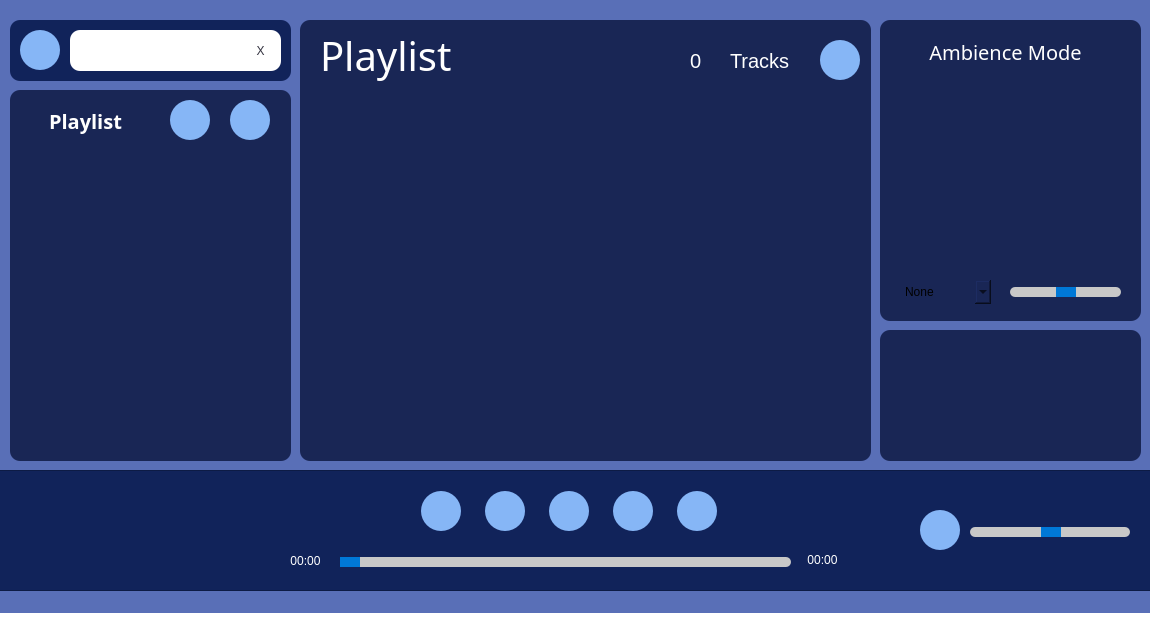
Qt form forms/mainwindow.ui (whatdislol/Symmo) before a commit.
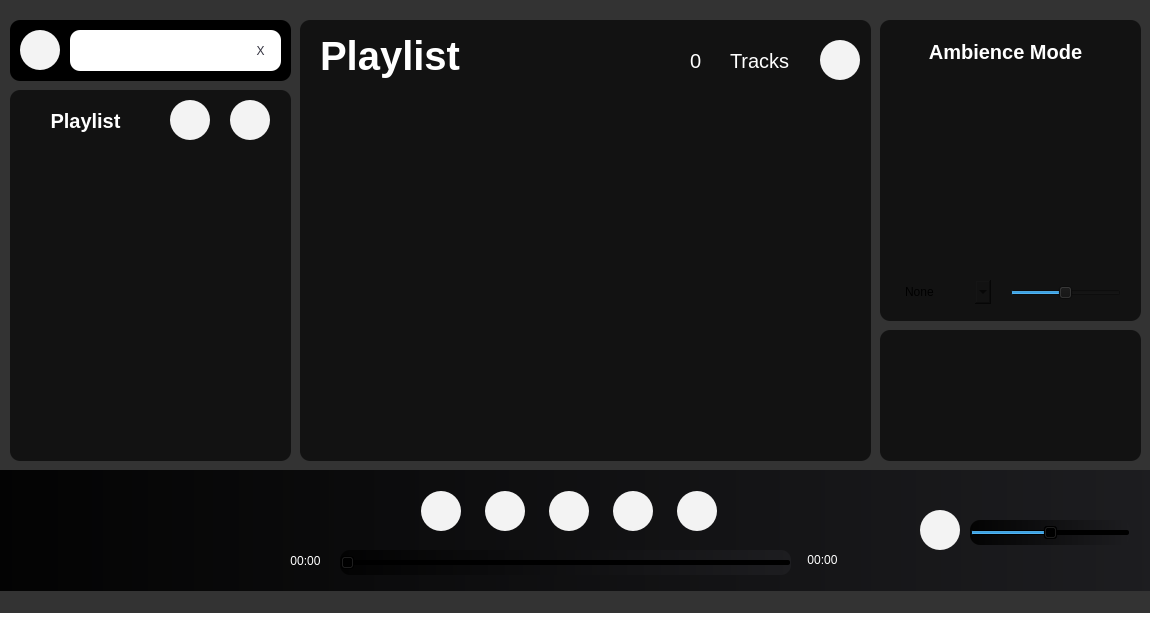
The same form after that commit.

Commit message: update new UI color from blue to black

```diff
--- a/forms/mainwindow.ui
+++ b/forms/mainwindow.ui
@@ -21,7 +21,7 @@
     <string>&lt;html&gt;&lt;head/&gt;&lt;body&gt;&lt;p&gt;&lt;br/&gt;&lt;/p&gt;&lt;/body&gt;&lt;/html&gt;</string>
    </property>
    <property name="styleSheet">
-    <string notr="true">background-color: #596FB7</string>
+    <string notr="true">background: #333333;</string>
    </property>
    <widget class="QFrame" name="frame_AudioControl">
     <property name="geometry">
@@ -33,9 +33,8 @@
      </rect>
     </property>
     <property name="styleSheet">
-     <string notr="true">
-						background-color: #11235A;
-					</string>
+     <string notr="true">background: qlineargradient(spread:pad, x1:0, y1:0, x2:1, y2:0, stop:0 rgba(3, 3, 3, 255), stop:1 rgba(29, 29, 32, 255));
+border-radius: 10px;</string>
     </property>
     <property name="frameShape">
      <enum>QFrame::StyledPanel</enum>
@@ -63,7 +62,7 @@
 							QPushButton {
 							border: none;
 							border-radius: 20px;
-							background-color: #86B6F6;
+							background-color: #F3F3F3;
 							color: rgb(52, 51, 64);
 							min-width: 40px;
 							max-width: 40px;
@@ -97,7 +96,7 @@
 							QPushButton {
 							border: none;
 							border-radius: 20px; /* Adjust the border-radius for a smaller circle */
-							background-color: #86B6F6;
+							background-color: #F3F3F3;
 							color: rgb(52, 51, 64);
 							min-width: 40px;    /* Adjust the size of the button */
 							max-width: 40px;
@@ -131,7 +130,7 @@
 							QPushButton {
 							border: none;
 							border-radius: 20px; /* Adjust the border-radius for a smaller circle */
-							background-color: #86B6F6;
+							background-color: #F3F3F3;
 							color: rgb(52, 51, 64);
 							min-width: 40px;    /* Adjust the size of the button */
 							max-width: 40px;
@@ -165,7 +164,7 @@
 							QPushButton {
 							border: none;
 							border-radius: 20px; /* Adjust the border-radius for a smaller circle */
-							background-color: #86B6F6;
+							background-color: #F3F3F3;
 							color: rgb(52, 51, 64);
 							min-width: 40px;    /* Adjust the size of the button */
 							max-width: 40px;
@@ -199,7 +198,7 @@
 							QPushButton {
 							border: none;
 							border-radius: 20px; /* Adjust the border-radius for a smaller circle */
-							background-color: #86B6F6;
+							background-color: #F3F3F3;
 							color: rgb(52, 51, 64);
 							min-width: 40px;    /* Adjust the size of the button */
 							max-width: 40px;
@@ -233,7 +232,7 @@
 							QPushButton {
 							border: none;
 							border-radius: 20px; /* Adjust the border-radius for a smaller circle */
-							background-color: #86B6F6;
+							background-color: #F3F3F3;
 							color: rgb(52, 51, 64);
 							min-width: 40px;    /* Adjust the size of the button */
 							max-width: 40px;
@@ -258,18 +257,22 @@
      </property>
      <property name="styleSheet">
       <string notr="true">
-							QSlider::groove:horizontal {
-							border: none;
-							background-color: rgb(200, 200, 200);
-							height: 10px;
-							border-radius: 5px;
-							}
-							QSlider::handle:horizontal {
-							background-color: rgb(0, 120, 215);
-							width: 20px;
-							border-radius: 10px;
-							}
-						</string>
+QSlider::groove:horizontal {
+    border: none;
+    background: transparent;
+    background-color: #4D4D4D;
+    height: 10px;
+    border-radius: 5px;
+}
+
+QSlider::handle:horizontal {
+    border: none;
+    background-color: #F3F3F3;
+    width: 10px;
+    height: 10px;
+    border-radius: 5px; 
+};
+    background: transparent;</string>
      </property>
      <property name="value">
       <number>50</number>
@@ -289,18 +292,22 @@
      </property>
      <property name="styleSheet">
       <string notr="true">
-							QSlider::groove:horizontal {
-							border: none;
-							background-color: rgb(200, 200, 200);
-							height: 10px;
-							border-radius: 5px;
-							}
-							QSlider::handle:horizontal {
-							background-color: rgb(0, 120, 215);
-							width: 20px;
-							border-radius: 10px;
-							}
-						</string>
+QSlider::groove:horizontal {
+    border: none;
+    background: transparent;
+    background-color: #4D4D4D;
+    height: 10px;
+    border-radius: 5px;
+}
+
+QSlider::handle:horizontal {
+    border: none;
+    background-color: #F3F3F3;
+    width: 10px;
+    height: 10px;
+    border-radius: 5px; 
+};
+    background: transparent;</string>
      </property>
      <property name="orientation">
       <enum>Qt::Horizontal</enum>
@@ -316,7 +323,8 @@
       </rect>
      </property>
      <property name="styleSheet">
-      <string notr="true">color: rgb(255,255,255);</string>
+      <string notr="true">color: rgb(255,255,255);
+background: transparent;</string>
      </property>
      <property name="text">
       <string>00:00</string>
@@ -335,7 +343,8 @@
       </rect>
      </property>
      <property name="styleSheet">
-      <string notr="true">color: rgb(255,255,255);</string>
+      <string notr="true">color: rgb(255,255,255);
+background: transparent;</string>
      </property>
      <property name="text">
       <string>00:00</string>
@@ -359,7 +368,9 @@
       </font>
      </property>
      <property name="styleSheet">
-      <string notr="true">color: rgb(255,255,255);</string>
+      <string notr="true">color: rgb(255,255,255);
+ background: transparent;
+    color: white;</string>
      </property>
      <property name="text">
       <string/>
@@ -391,7 +402,8 @@
     </property>
     <property name="styleSheet">
      <string notr="true">
-						background-color: #192655;
+background: #121212;
+
 						border-radius: 10px;
 					</string>
     </property>
@@ -412,8 +424,9 @@
      </property>
      <property name="font">
       <font>
-       <family>STHeiti</family>
+       <family>Segoe UI</family>
        <pointsize>-1</pointsize>
+       <bold>true</bold>
       </font>
      </property>
      <property name="styleSheet">
@@ -470,18 +483,22 @@
      </property>
      <property name="styleSheet">
       <string notr="true">
-							QSlider::groove:horizontal {
-							border: none;
-							background-color: rgb(200, 200, 200);
-							height: 10px;
-							border-radius: 5px;
-							}
-							QSlider::handle:horizontal {
-							background-color: rgb(0, 120, 215);
-							width: 20px;
-							border-radius: 10px;
-							}
-						</string>
+QSlider::groove:horizontal {
+    border: none;
+    background: transparent;
+    background-color: #4D4D4D;
+    height: 10px;
+    border-radius: 5px;
+}
+
+QSlider::handle:horizontal {
+    border: none;
+    background-color: #F3F3F3;
+    width: 10px;
+    height: 10px;
+    border-radius: 5px; 
+};
+    background: transparent;</string>
      </property>
      <property name="value">
       <number>50</number>
@@ -514,10 +531,10 @@
      </rect>
     </property>
     <property name="styleSheet">
-     <string notr="true">
-						background-color: #192655;
-						border-radius: 10px;
-					</string>
+     <string notr="true">background-color: #1D1D20;
+border-radius: 10px;
+background: #121212;
+</string>
     </property>
     <property name="frameShape">
      <enum>QFrame::StyledPanel</enum>
@@ -528,9 +545,9 @@
     <widget class="QListWidget" name="listWidget_SongsInPlaylist">
      <property name="geometry">
       <rect>
-       <x>20</x>
+       <x>40</x>
        <y>80</y>
-       <width>531</width>
+       <width>491</width>
        <height>341</height>
       </rect>
      </property>
@@ -543,10 +560,12 @@
      </property>
      <property name="styleSheet">
       <string notr="true">font: 17px;
-color: rgb(255, 255, 255);</string>
+color: rgb(255, 255, 255);
+border:none;
+background: transparent;</string>
      </property>
      <property name="spacing">
-      <number>2</number>
+      <number>4</number>
      </property>
     </widget>
     <widget class="QPushButton" name="pushButton_AddSong">
@@ -569,7 +588,7 @@
 							QPushButton {
 							border: none;
 							border-radius: 20px; /* Adjust the border-radius for a smaller circle */
-							background-color: #86B6F6;
+							background-color: #F3F3F3;
 							color: rgb(52, 51, 64);
 							min-width: 40px;    /* Adjust the size of the button */
 							max-width: 40px;
@@ -594,14 +613,17 @@
      </property>
      <property name="font">
       <font>
-       <family>STHeiti</family>
+       <family>Segoe UI</family>
        <pointsize>-1</pointsize>
+       <bold>true</bold>
       </font>
      </property>
      <property name="styleSheet">
       <string notr="true">
 							font-size: 40px;
 							color: rgb(255,255,255);
+border:none;
+background: transparent;
 						</string>
      </property>
      <property name="text">
@@ -621,6 +643,8 @@
       <string notr="true">
 							font-size: 20px;
 							color: rgb(255, 255, 255);
+border:none;
+background: transparent;
 						</string>
      </property>
      <property name="text">
@@ -636,10 +660,17 @@
        <height>41</height>
       </rect>
      </property>
+     <property name="font">
+      <font>
+       <pointsize>-1</pointsize>
+      </font>
+     </property>
      <property name="styleSheet">
       <string notr="true">
 							font-size: 20px;
 							color: rgb(255, 255, 255);
+border:none;
+background: transparent;
 						</string>
      </property>
      <property name="text">
@@ -658,8 +689,10 @@
     </property>
     <property name="styleSheet">
      <string notr="true">
-						background-color: #11235A;
+						background-color: #1D1D20;
 						border-radius: 10px;
+background:black;
+
 					</string>
     </property>
     <property name="frameShape">
@@ -688,7 +721,7 @@
 							QPushButton {
 							border: none;
 							border-radius: 20px; /* Adjust the border-radius for a smaller circle */
-							background-color: #86B6F6;
+							background-color: #F3F3F3;
 							color: rgb(52, 51, 64);
 							min-width: 40px;    /* Adjust the size of the button */
 							max-width: 40px;
@@ -772,10 +805,9 @@
      </rect>
     </property>
     <property name="styleSheet">
-     <string notr="true">
-						background-color: #192655;
-						border-radius: 10px;
-					</string>
+     <string notr="true">background: #121212;
+border-radius: 10px;
+</string>
     </property>
     <property name="frameShape">
      <enum>QFrame::StyledPanel</enum>
@@ -794,7 +826,7 @@
      </property>
      <property name="font">
       <font>
-       <family>STHeiti</family>
+       <family>Segoe UI</family>
        <pointsize>-1</pointsize>
        <bold>true</bold>
       </font>
@@ -803,6 +835,8 @@
       <string notr="true">
 							font-size: 20px;
 							color: rgb(255, 255, 255);
+border:none;
+background: transparent;
 
 						</string>
      </property>
@@ -833,7 +867,7 @@
 							QPushButton {
 							border: none;
 							border-radius: 20px; /* Adjust the border-radius for a smaller circle */
-							background-color: #86B6F6;
+							background-color: #F3F3F3;
 							color: rgb(52, 51, 64);
 							min-width: 40px;    /* Adjust the size of the button */
 							max-width: 40px;
@@ -865,10 +899,12 @@
      </property>
      <property name="styleSheet">
       <string notr="true">font: 17px;
-color: rgb(255, 255, 255);</string>
+color: rgb(255, 255, 255);
+border:none;
+background: transparent;</string>
      </property>
      <property name="spacing">
-      <number>2</number>
+      <number>4</number>
      </property>
     </widget>
     <widget class="QPushButton" name="pushButton_ViewAllSongs">
@@ -891,7 +927,7 @@
 							QPushButton {
 							border: none;
 							border-radius: 20px; /* Adjust the border-radius for a smaller circle */
-							background-color: #86B6F6;
+							background-color: #F3F3F3;
 							color: rgb(52, 51, 64);
 							min-width: 40px;    /* Adjust the size of the button */
 							max-width: 40px;
@@ -916,7 +952,7 @@
      </rect>
     </property>
     <property name="styleSheet">
-     <string notr="true">background-color: #192655;
+     <string notr="true">background: #121212;
 border-radius: 10px;</string>
     </property>
     <property name="frameShape">
```
